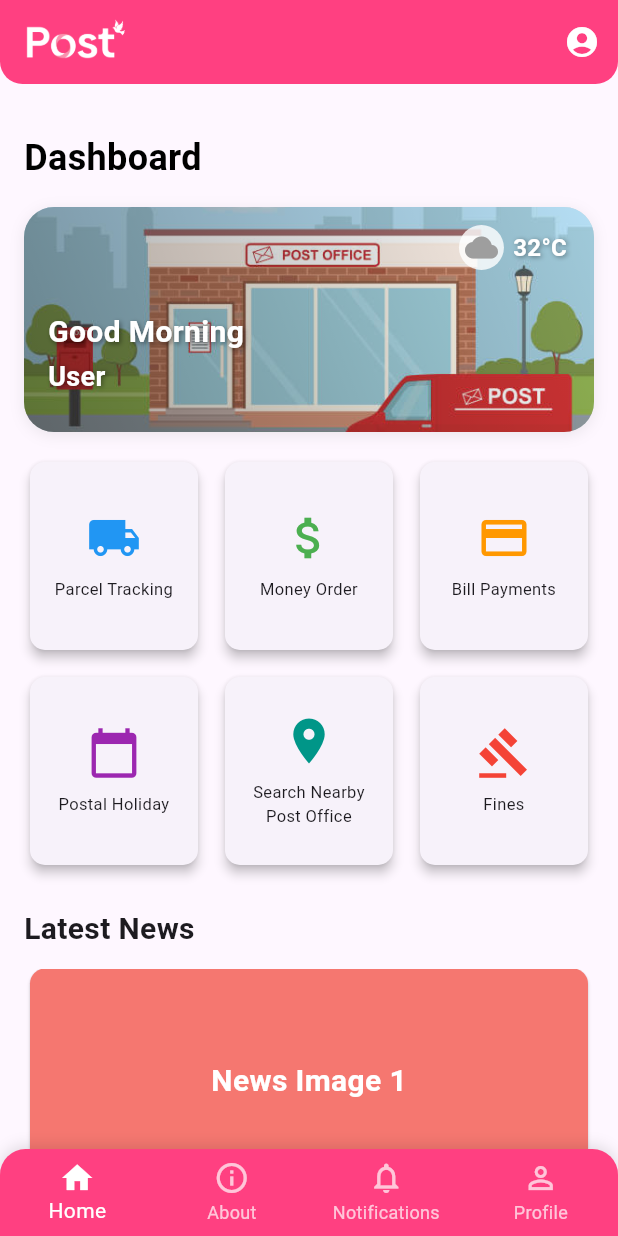
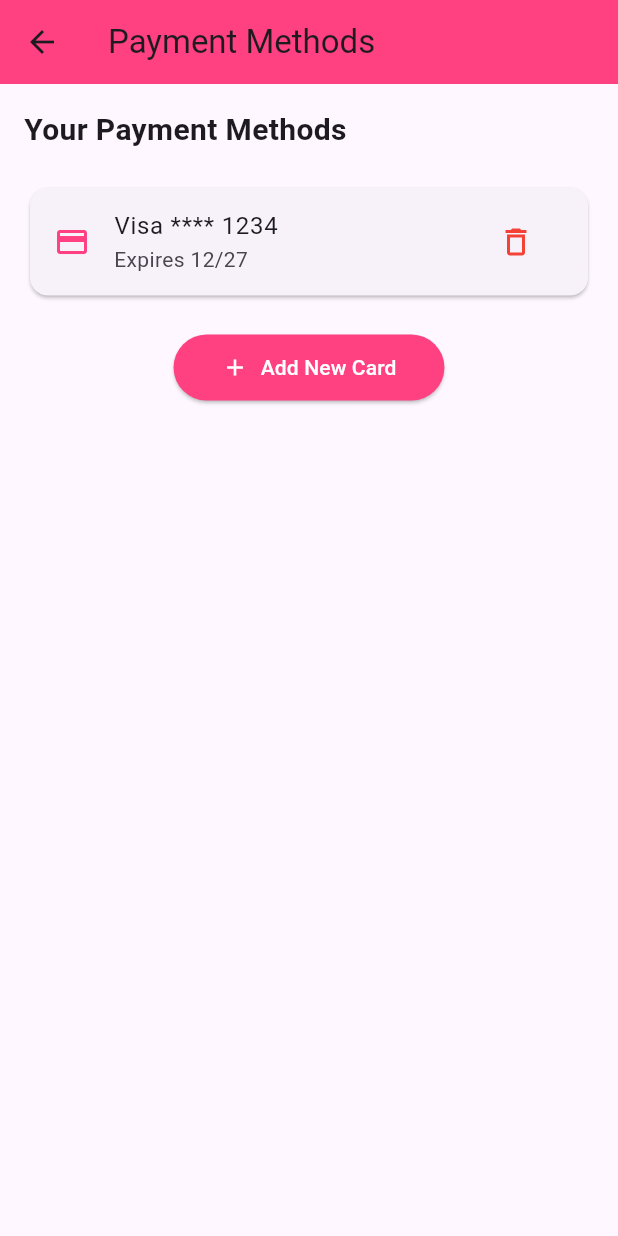
Before and after one commit to sajith23420/Group-Project, a Flutter app: the screen it shows once a user with an empty profile is signed in, in the side drawer, after a tap on "Add Payment Card", on a phone screen of 412 x 824 dp. Run offline on Flutter 3.47's test engine with Material 3 defaults, Android fonts, the phone set to English and light mode, and no system bars; our stand-ins replace cached_network_image, dio, firebase_auth, firebase_core, font_awesome_flutter, google_sign_in; accounts and stored records are empty; Roboto replaces fonts that are missing (SansSerif).

Commit message:
create a new payment methord screen

```diff
--- a/Frontend/post_app/lib/screens/customer_dashboard_screen.dart
+++ b/Frontend/post_app/lib/screens/customer_dashboard_screen.dart
@@ -11,6 +11,7 @@ import 'package:provider/provider.dart'; // Import Provider
 import 'package:post_app/providers/user_provider.dart'; // Import UserProvider
 import 'package:post_app/models/user_model.dart'; // Import UserModel
 import 'package:cached_network_image/cached_network_image.dart'; // Import CachedNetworkImage
+import 'package:post_app/screens/payment_method_screen.dart'; // Import PaymentMethodScreen
 // For logout
 
 class CustomerDashboardScreen extends StatefulWidget {
@@ -163,7 +164,25 @@ class _CustomerDashboardScreenState extends State<CustomerDashboardScreen> {
               title: const Text('Add Payment Card'),
               onTap: () {
                 Navigator.pop(context);
-                // TODO: Navigate to Add Payment Card screen
+                Navigator.push(
+                  context,
+                  MaterialPageRoute(
+                    builder: (context) => const PaymentMethodScreen(),
+                  ),
+                );
+              },
+            ),
+            ListTile(
+              leading: const Icon(Icons.credit_card),
+              title: const Text('Payment Method'),
+              onTap: () {
+                Navigator.pop(context);
+                Navigator.push(
+                  context,
+                  MaterialPageRoute(
+                    builder: (context) => const PaymentMethodScreen(),
+                  ),
+                );
               },
             ),
             ListTile(
--- /dev/null
+++ b/Frontend/post_app/lib/screens/payment_method_screen.dart
@@ -0,0 +1,61 @@
+import 'package:flutter/material.dart';
+
+class PaymentMethodScreen extends StatelessWidget {
+  const PaymentMethodScreen({Key? key}) : super(key: key);
+
+  @override
+  Widget build(BuildContext context) {
+    return Scaffold(
+      appBar: AppBar(
+        title: const Text('Payment Methods'),
+        backgroundColor: Colors.pinkAccent,
+      ),
+      body: Padding(
+        padding: const EdgeInsets.all(16.0),
+        child: Column(
+          crossAxisAlignment: CrossAxisAlignment.start,
+          children: [
+            const Text(
+              'Your Payment Methods',
+              style: TextStyle(fontSize: 20, fontWeight: FontWeight.bold),
+            ),
+            const SizedBox(height: 20),
+            Card(
+              child: ListTile(
+                leading:
+                    const Icon(Icons.credit_card, color: Colors.pinkAccent),
+                title: const Text('Visa **** 1234'),
+                subtitle: const Text('Expires 12/27'),
+                trailing: IconButton(
+                  icon: const Icon(Icons.delete_outline, color: Colors.red),
+                  onPressed: () {
+                    // TODO: Implement delete functionality
+                  },
+                ),
+              ),
+            ),
+            const SizedBox(height: 20),
+            Center(
+              child: ElevatedButton.icon(
+                icon: const Icon(Icons.add, color: Colors.white),
+                label: const Text('Add New Card',
+                    style: TextStyle(color: Colors.white)),
+                style: ElevatedButton.styleFrom(
+                  backgroundColor: Colors.pinkAccent,
+                  shape: RoundedRectangleBorder(
+                    borderRadius: BorderRadius.circular(30),
+                  ),
+                  padding:
+                      const EdgeInsets.symmetric(horizontal: 32, vertical: 12),
+                ),
+                onPressed: () {
+                  // TODO: Implement add card functionality
+                },
+              ),
+            ),
+          ],
+        ),
+      ),
+    );
+  }
+}
```
